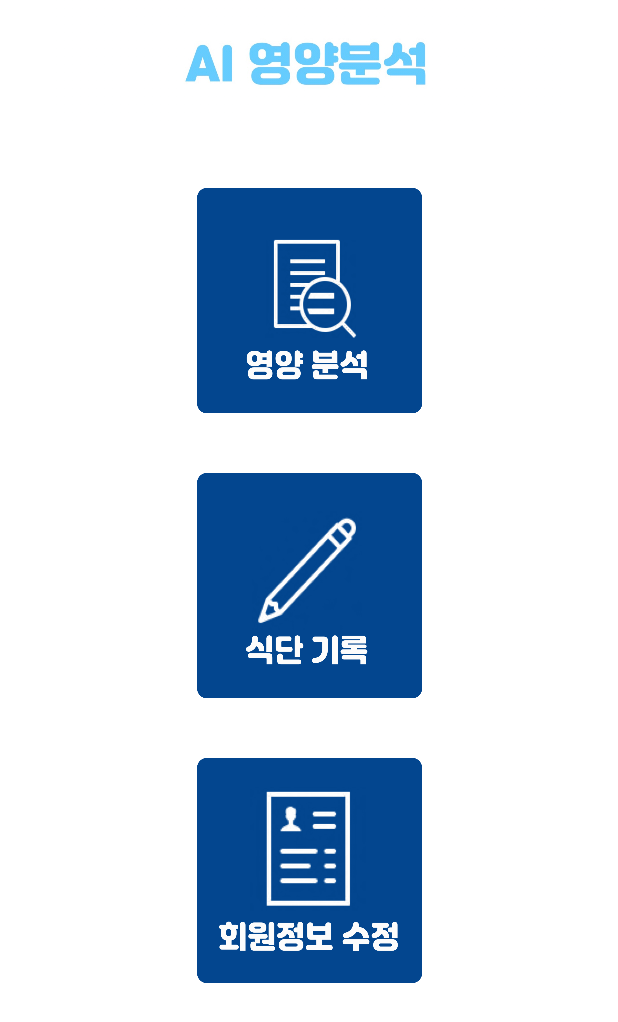
After one commit to majh02/AIbasedNutritionAnalysis, an Android app: the menu screen opened directly, with no data from a screen before it, on a phone screen of 412 x 824 dp. The commit adds this screen. Shown: the top 1022 px of the screen. Run offline under Robolectric (Android 15) with nearby library versions, the phone set to English and light mode, and no system bars.

Commit message:
7주차 진행상황(2020-05-11)

```diff
--- a/app/src/main/AndroidManifest.xml
+++ b/app/src/main/AndroidManifest.xml
@@ -28,6 +28,9 @@
             android:label="activity_register_info"
             android:name=".register_info"></activity>
         <activity
+            android:label="activity_menu"
+            android:name=".menu"></activity>
+        <activity
             android:label="activity_takeorselect_photo"
             android:name=".takeorselect_photo"></activity>
         <activity
--- /dev/null
+++ b/app/src/main/java/com/example/aibasednutritionanalysis/menu.kt
@@ -0,0 +1,44 @@
+package com.example.aibasednutritionanalysis
+
+import android.content.Intent
+import android.os.Bundle
+import android.view.View
+import android.widget.Button
+import android.widget.Toast
+import androidx.appcompat.app.AppCompatActivity
+
+class menu: AppCompatActivity() {
+    lateinit var layout:View
+    override fun onCreate(savedInstanceState: Bundle?) {
+        super.onCreate(savedInstanceState)
+        setContentView(R.layout.activity_menu)
+        layout=findViewById(R.id.menu)
+        val menu1:Button=findViewById(R.id.menu1)
+        val menu2:Button=findViewById(R.id.menu2)
+        val menu3:Button=findViewById(R.id.menu4)
+
+        menu1.setOnClickListener{
+            val nextIntent1 = Intent(this, takeorselect_photo::class.java)
+            startActivity(nextIntent1)
+        }
+        menu2.setOnClickListener{
+            val nextIntent2 = Intent(this, diet_record::class.java)
+            startActivity(nextIntent2)
+        }
+        menu3.setOnClickListener{
+            val nextIntent3 = Intent(this, register_info::class.java)
+            startActivity(nextIntent3)
+        }
+    }
+
+    var mBackWait:Long = 0
+    override fun onBackPressed() {
+        super.onBackPressed()
+        if(System.currentTimeMillis() - mBackWait >=2000 ) {
+            mBackWait = System.currentTimeMillis()
+            Toast.makeText(this,"뒤로가기 버튼을 한번 더 누르면 종료됩니다.", Toast.LENGTH_LONG).show()
+        } else {
+            finish() //액티비티 종료
+        }
+    }
+}
--- /dev/null
+++ b/app/src/main/res/layout/activity_menu.xml
@@ -0,0 +1,59 @@
+<?xml version="1.0" encoding="utf-8"?>
+<LinearLayout xmlns:android="http://schemas.android.com/apk/res/android"
+    xmlns:app="http://schemas.android.com/apk/res-auto"
+    xmlns:tools="http://schemas.android.com/tools"
+    android:id="@+id/menu"
+    android:layout_width="match_parent"
+    android:layout_height="match_parent"
+    android:orientation="vertical">
+
+    <ImageView
+        android:id="@+id/menu_logo"
+        android:layout_width="match_parent"
+        android:layout_height="85dp"
+        app:srcCompat="@drawable/logo" />
+
+    <androidx.constraintlayout.widget.ConstraintLayout
+        android:layout_width="match_parent"
+        android:layout_height="match_parent">
+
+        <Button
+            android:id="@+id/menu1"
+            android:layout_width="150dp"
+            android:layout_height="150dp"
+            android:layout_marginTop="40dp"
+            android:background="@drawable/menu1"
+            app:backgroundTint="@color/transparent"
+            app:backgroundTintMode="add"
+            app:layout_constraintEnd_toEndOf="parent"
+            app:layout_constraintStart_toStartOf="parent"
+            app:layout_constraintTop_toTopOf="parent" />
+
+        <Button
+            android:id="@+id/menu2"
+            android:layout_width="150dp"
+            android:layout_height="150dp"
+            android:layout_marginTop="40dp"
+            android:background="@drawable/menu2"
+            app:backgroundTint="@color/transparent"
+            app:backgroundTintMode="add"
+            app:layout_constraintEnd_toEndOf="parent"
+            app:layout_constraintStart_toStartOf="parent"
+            app:layout_constraintTop_toBottomOf="@+id/menu1" />
+
+        <Button
+            android:id="@+id/menu4"
+            android:layout_width="150dp"
+            android:layout_height="150dp"
+            android:layout_marginTop="40dp"
+            android:layout_weight="1"
+            android:background="@drawable/menu4"
+            app:backgroundTint="@color/transparent"
+            app:backgroundTintMode="add"
+            app:layout_constraintEnd_toEndOf="parent"
+            app:layout_constraintStart_toStartOf="parent"
+            app:layout_constraintTop_toBottomOf="@+id/menu2" />
+
+    </androidx.constraintlayout.widget.ConstraintLayout>
+
+</LinearLayout>
--- a/app/src/main/res/layout/activity_register_info.xml
+++ b/app/src/main/res/layout/activity_register_info.xml
@@ -2,6 +2,7 @@
 <LinearLayout xmlns:android="http://schemas.android.com/apk/res/android"
     xmlns:app="http://schemas.android.com/apk/res-auto"
     xmlns:tools="http://schemas.android.com/tools"
+    android:id="@+id/register_info"
     android:layout_width="match_parent"
     android:layout_height="match_parent"
     android:orientation="vertical">
```
Also changed, not shown: app/src/main/java/com/example/aibasednutritionanalysis/MainActivity.kt (+7 -12 lines), app/src/main/java/com/example/aibasednutritionanalysis/register_info.kt (+27 -1 lines), app/src/main/java/com/example/aibasednutritionanalysis/result.kt (+6 -5 lines), app/src/main/java/com/example/aibasednutritionanalysis/takeorselect_photo.kt (+7 -3 lines), app/src/main/res/drawable/logo2.jpg (deleted), app/src/main/res/drawable/logo3.jpg (deleted), app/src/main/res/drawable/menu1.png (added), app/src/main/res/drawable/menu2.png (added), app/src/main/res/drawable/menu3.png (added), app/src/main/res/drawable/menu4.png (added).
